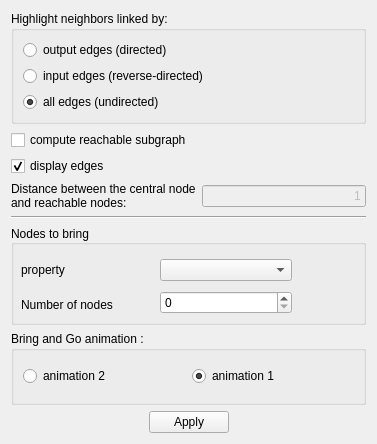
vadivelselvaraj/TulipGLImprovement, file plugins/interactor/NeighborhoodHighlighter/NeighborhoodHighlighterConfigWidget.ui: the form before one commit.
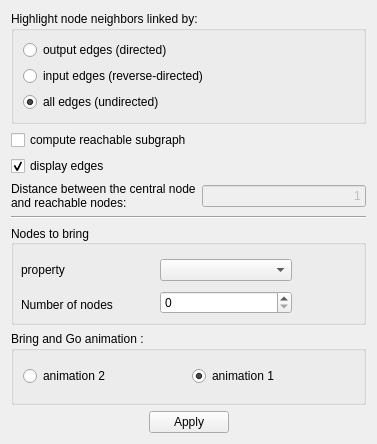
The form after the commit.

What changed in the file:
```diff
--- a/plugins/interactor/NeighborhoodHighlighter/NeighborhoodHighlighterConfigWidget.ui
+++ b/plugins/interactor/NeighborhoodHighlighter/NeighborhoodHighlighterConfigWidget.ui
@@ -23,7 +23,7 @@
    <item>
     <widget class="QGroupBox" name="groupBox">
      <property name="title">
-      <string>Highlight neighbors linked by:</string>
+      <string>Highlight node neighbors linked by:</string>
      </property>
      <layout class="QVBoxLayout" name="verticalLayout">
       <item>
```
